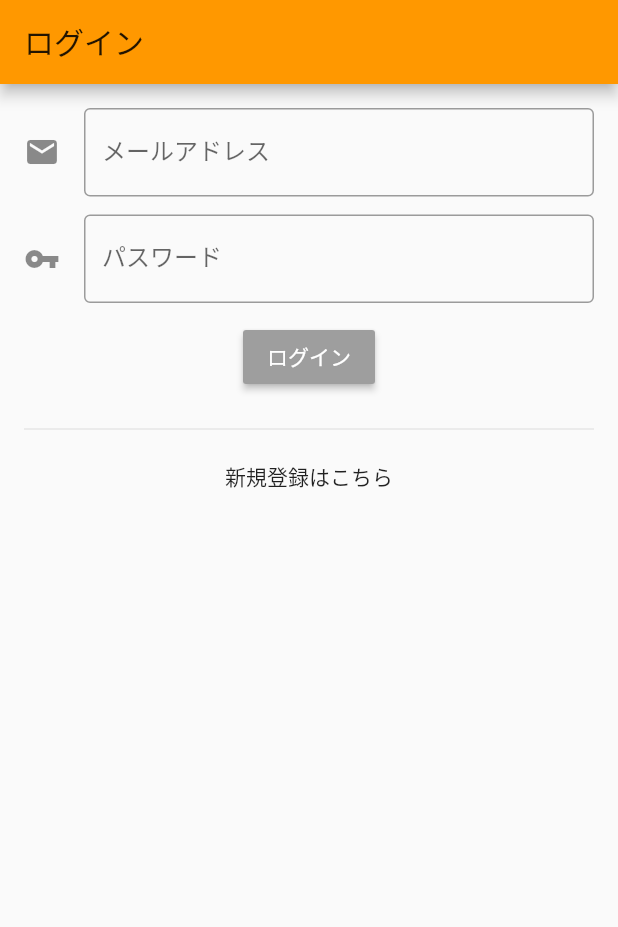
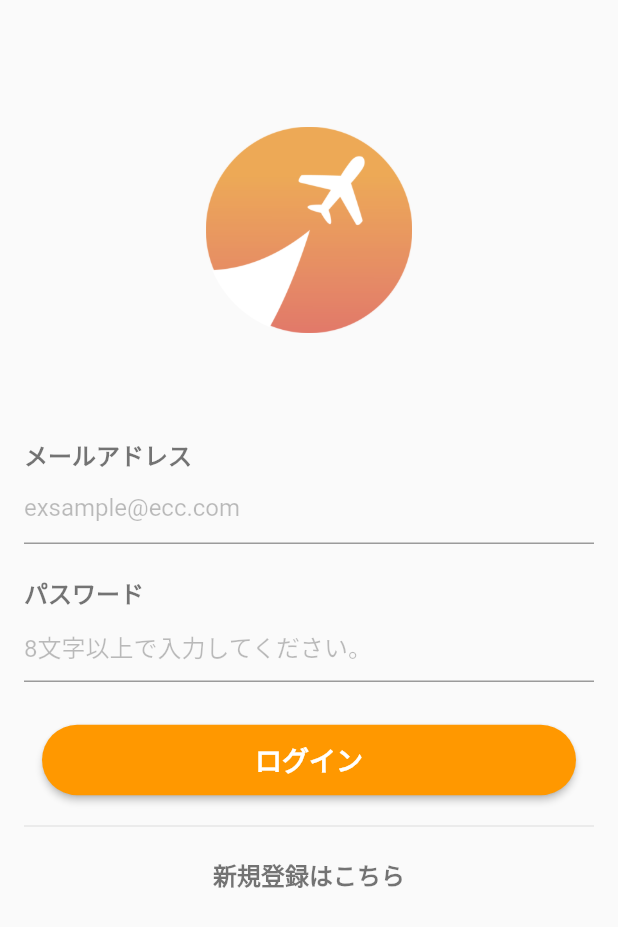
Before and after one commit to matsukawa-s/tabitabi_app, a Flutter app: the screen it shows after launch, on a phone screen of 412 x 824 dp. Shown: the top 927 px of the screen. Run offline on Flutter 3.47's test engine with Material 2 defaults, Android fonts, the phone set to English and light mode, and no system bars; our stand-ins replace bubble, firebase_dynamic_links, flutter_datetime_picker, flutter_dotenv, flutter_image_compress, flutter_rating_bar and 11 more; missing offline and left inert: amazon_s3_cognito, dart:ffi, flutter_absolute_path, google_directions_api, google_maps_webservice, multi_image_picker and 2 more; accounts and stored records are empty.

Commit message:
ログインページのデザインを変更

```diff
--- a/lib/login.dart
+++ b/lib/login.dart
@@ -23,24 +23,57 @@ class _LoginPageState extends State<LoginPage> {
   @override
   Widget build(BuildContext context) {
     return Scaffold(
-      appBar: AppBar(
-        title: Text("ログイン"),
-      ),
+//      backgroundColor: Colors.orange[200].withOpacity(0.7),
       body: SafeArea(
+        child: SingleChildScrollView(
           child: Container(
             padding: EdgeInsets.all(16.0),
+            height: MediaQuery.of(context).size.height,
             child: Center(
               child: Column(
                 children: [
+//                  Container(
+//                      width: double.infinity,
+//                      child: Text(
+//                        "旅行のプランの作成・共有・検索アプリ",
+//                        style: TextStyle(
+//                          color: Colors.grey,
+//                          fontSize: 16,
+//                          fontWeight: FontWeight.bold,
+//                          decoration: TextDecoration.underline,
+//                        ),
+//                        textAlign: TextAlign.start,
+//                      )
+//                  ),
+                  Container(
+                    height: MediaQuery.of(context).size.height / 3,
+                    child: Center(
+                        child: Image.asset(
+                          'images/logo_round.png',
+                          width: MediaQuery.of(context).size.width / 3,
+                        )
+                    ),
+                  ),
                   Form(
                       key: _formKey,
                       child: Column(
+                        crossAxisAlignment: CrossAxisAlignment.start,
                         children: [
+                          Text(
+                            'メールアドレス',
+                            style: TextStyle(
+                                color: Colors.black54,
+                                fontSize: 16,
+                                fontWeight: FontWeight.bold
+                            ),
+                          ),
                           TextFormField(
                             decoration: InputDecoration(
-                              icon: Icon(Icons.email),
-                              border: OutlineInputBorder(),
-                              labelText: 'メールアドレス',
+                              hintText: 'exsample@ecc.com',
+                              hintStyle: TextStyle(
+                                color: Colors.black26,
+                                fontSize: 16
+                              )
                             ),
                             validator: (inputEmail){
                               if(inputEmail.isEmpty){
@@ -51,13 +84,24 @@ class _LoginPageState extends State<LoginPage> {
                             },
                           ),
                           Container(
-                            margin: EdgeInsets.only(top: 12.0,bottom: 12.0),
-                            child: TextFormField(
+                            margin: EdgeInsets.all(10),
+                          ),
+                          Text(
+                            'パスワード',
+                            style: TextStyle(
+                                color: Colors.black54,
+                                fontSize: 16,
+                                fontWeight: FontWeight.bold
+                            ),
+                          ),
+                          TextFormField(
                             obscureText: true,
                             decoration: InputDecoration(
-                                icon: Icon(Icons.vpn_key),
-                                border: OutlineInputBorder(),
-                                labelText: 'パスワード',
+                              hintText: '8文字以上で入力してください。',
+                              hintStyle: TextStyle(
+                                color: Colors.black26,
+                                fontSize: 16
+                              )
                             ),
                             validator: (inputPassword){
                               if(inputPassword.isEmpty){
@@ -67,21 +111,32 @@ class _LoginPageState extends State<LoginPage> {
                               return null;
                             },
                           ),
+                          Container(
+                            child: Text(
+                              errorMessage,
+                              style: TextStyle(color: Colors.red),
                             ),
-                          RaisedButton(
-                            child: Text("ログイン"),
-                            color: Colors.grey,
+                          ),
+                          Container(
+                            width: double.infinity,
+                            margin: EdgeInsets.all(12.0),
+                            child: RaisedButton(
+                                padding: EdgeInsets.all(10.0),
+                                child: Text(
+                                    "ログイン",
+                                    style: TextStyle(
+                                      fontSize: 18,
+                                      fontWeight: FontWeight.bold
+                                    ),
+                                ),
+                                color: Colors.orange,
                                 textColor: Colors.white,
+                                shape: const StadiumBorder(),
                                 onPressed: (){
                                   if(_formKey.currentState.validate()){
                                     _login();
                                   }
                                 }
-                          ),
-                          Container(
-                            child: Text(
-                              errorMessage,
-                              style: TextStyle(color: Colors.red),
                             ),
                           ),
                         ],
@@ -100,10 +155,18 @@ class _LoginPageState extends State<LoginPage> {
                           ),
                         );
                       },
-                      child: Text("新規登録はこちら")
+                      child: Text(
+                          "新規登録はこちら",
+                          style: TextStyle(
+                            color: Colors.black54,
+                            fontSize: 16,
+                            fontWeight: FontWeight.bold
+                          ),
+                      )
                   )
                 ],
               ),
+            )
           ),
         ),
       ),
--- a/lib/top_page.dart
+++ b/lib/top_page.dart
@@ -49,9 +49,18 @@ class TopPage extends StatelessWidget {
                     child: SizedBox(
                       width: double.infinity,
                       child: RaisedButton(
-                          child: Text("プランに参加する",style: TextStyle(fontSize: 16),),
-                          color: Colors.orangeAccent,
-                          shape: const StadiumBorder(),
+                          child: Text(
+                            "プランに参加する",
+                            style: TextStyle(
+                                fontSize: 16,
+                                color: Colors.white,
+                                fontWeight: FontWeight.bold
+                            ),
+                          ),
+                          color: Colors.orange,
+                          shape: RoundedRectangleBorder(
+                            borderRadius: BorderRadius.circular(10),
+                          ),
                           onPressed: (){
                             Navigator.push(
                               context,
@@ -384,7 +393,7 @@ class TopPage extends StatelessWidget {
                                       padding: EdgeInsets.all(4.0),
                                       decoration: BoxDecoration(
                                         color: Colors.black12,
-                                        border: Border.all(color: Colors.black54),
+                                        border: Border.all(color: Colors.white24),
                                         borderRadius: BorderRadius.circular(8),
                                       ),
                                       child: Container(
@@ -399,7 +408,7 @@ class TopPage extends StatelessWidget {
                                             width: double.infinity,
 //                                        padding: EdgeInsets.all(2.0),
                                             decoration: BoxDecoration(
-                                              color: Colors.white60,
+                                              color: Colors.white70,
                                               borderRadius: BorderRadius.circular(30),
                                             ),
                                             child: Text(
```
Also changed, not shown: images/logo_round.png (added), images/logo_square.png (added). Lines whose indentation alone changed are shown as unchanged.
